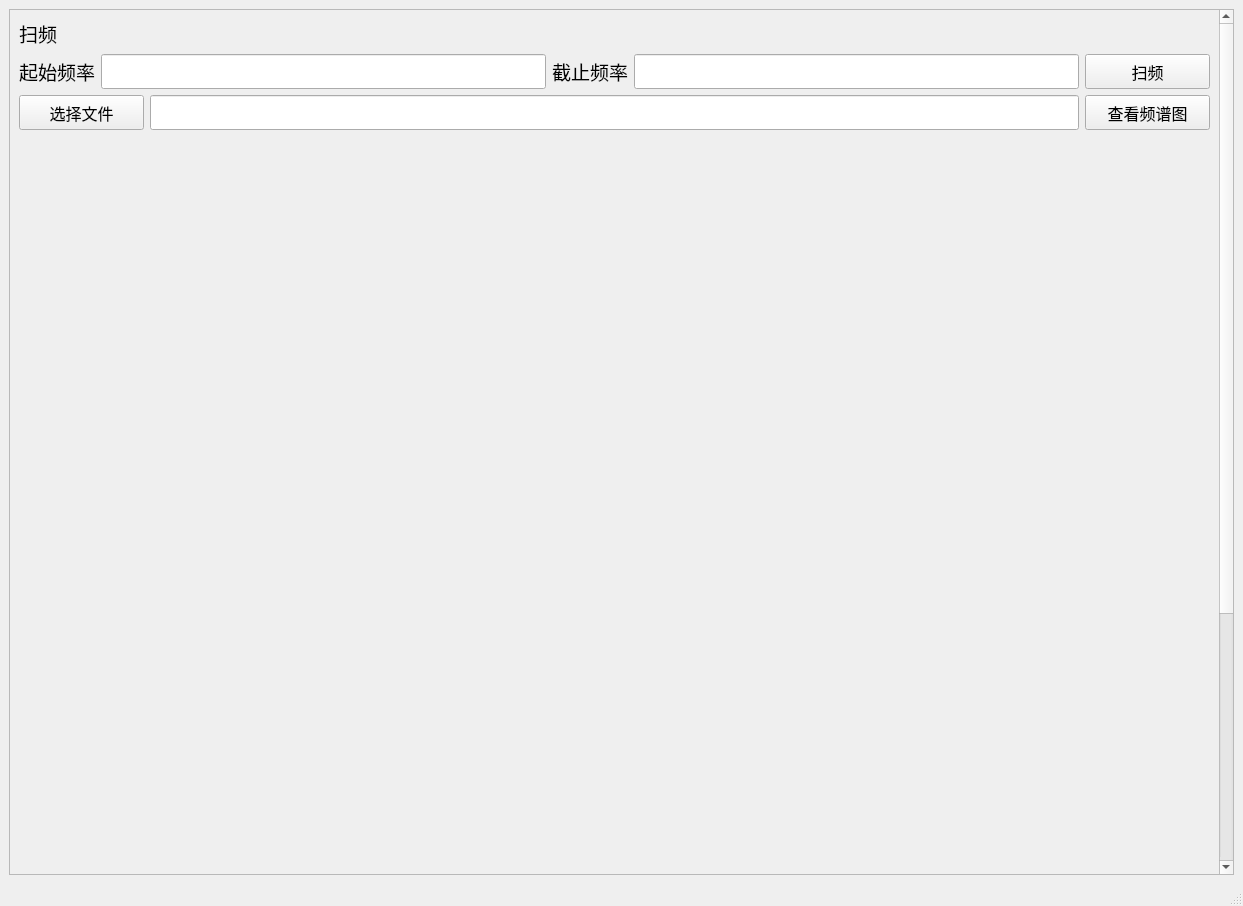
First picture: the form in postgraduate_program/python3.5/Ui/Ui_socketDEMO.ui, repository cynotecy/wuyuanxiangmu, before the edit.
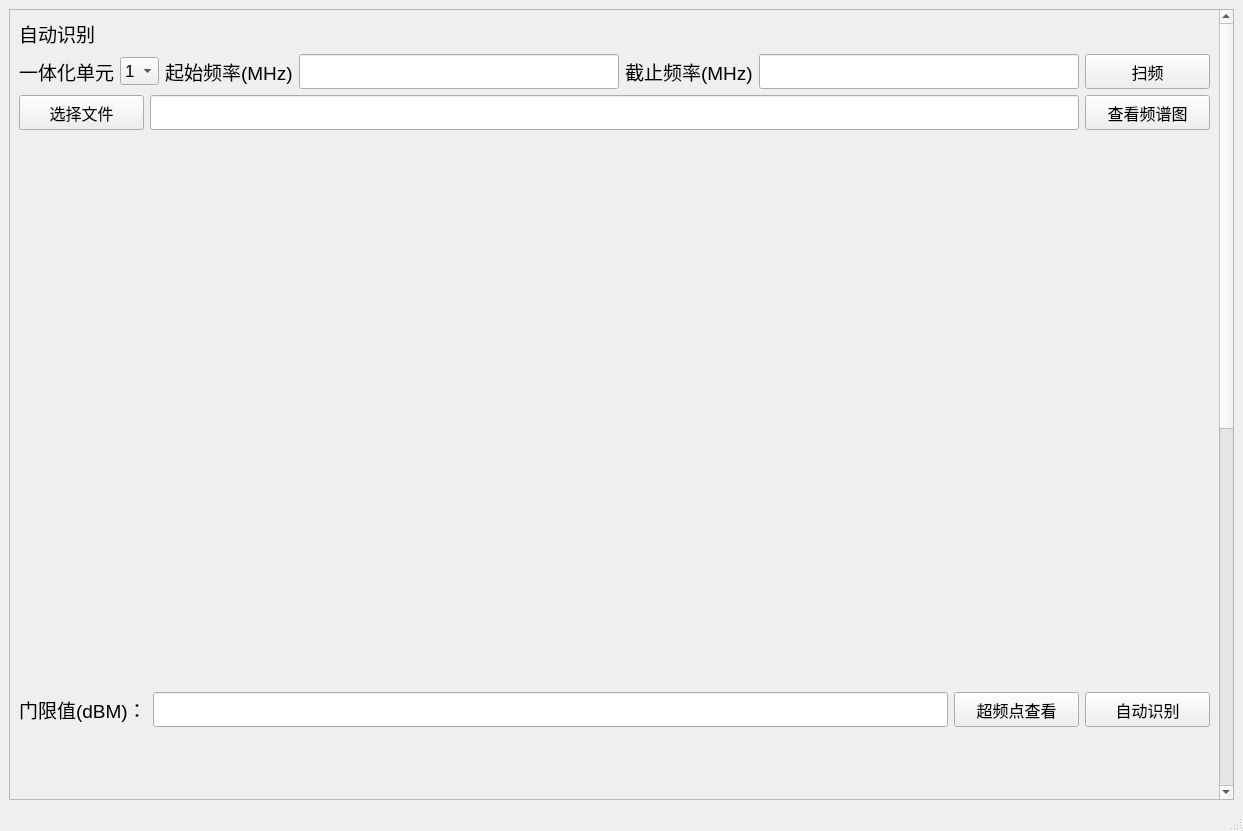
Second picture: the form after the edit.

Commit message: 加入了usrp选择但未上线测试，完成了带门限选择、超频点列表显示、自动识别、手动识别的UI绘制。完成了离线频谱图查看并测试，改写了图像置入算法，改成了可变参数，即传入文件地址或传入文件内容均可工作。完成了单击在线频谱图自动填入门限功能但未测试。

Diff of the .ui file:
```diff
--- a/postgraduate_program/python3.5/Ui/Ui_socketDEMO.ui
+++ b/postgraduate_program/python3.5/Ui/Ui_socketDEMO.ui
@@ -7,7 +7,7 @@
     <x>0</x>
     <y>0</y>
     <width>1243</width>
-    <height>906</height>
+    <height>831</height>
    </rect>
   </property>
   <property name="windowTitle">
@@ -24,9 +24,9 @@
        <property name="geometry">
         <rect>
          <x>0</x>
-         <y>0</y>
+         <y>-449</y>
          <width>1198</width>
-         <height>1251</height>
+         <height>1513</height>
         </rect>
        </property>
        <layout class="QVBoxLayout" name="verticalLayout_5">
@@ -38,12 +38,53 @@
            </font>
           </property>
           <property name="text">
-           <string>扫频</string>
+           <string>自动识别</string>
           </property>
          </widget>
         </item>
         <item>
-         <layout class="QHBoxLayout" name="horizontalLayout">
+         <layout class="QHBoxLayout" name="horizontalLayout_3">
+          <item>
+           <widget class="QLabel" name="label_9">
+            <property name="font">
+             <font>
+              <pointsize>14</pointsize>
+             </font>
+            </property>
+            <property name="text">
+             <string>一体化单元</string>
+            </property>
+           </widget>
+          </item>
+          <item>
+           <widget class="QComboBox" name="comboBox_2">
+            <property name="font">
+             <font>
+              <pointsize>13</pointsize>
+             </font>
+            </property>
+            <item>
+             <property name="text">
+              <string>1</string>
+             </property>
+            </item>
+            <item>
+             <property name="text">
+              <string>2</string>
+             </property>
+            </item>
+            <item>
+             <property name="text">
+              <string>3</string>
+             </property>
+            </item>
+            <item>
+             <property name="text">
+              <string>4</string>
+             </property>
+            </item>
+           </widget>
+          </item>
           <item>
            <widget class="QLabel" name="label_2">
             <property name="font">
@@ -52,7 +93,7 @@
              </font>
             </property>
             <property name="text">
-             <string>起始频率</string>
+             <string>起始频率(MHz)</string>
             </property>
            </widget>
           </item>
@@ -82,7 +123,7 @@
              </font>
             </property>
             <property name="text">
-             <string>截止频率</string>
+             <string>截止频率(MHz)</string>
             </property>
            </widget>
           </item>
@@ -214,13 +255,13 @@
           <property name="minimumSize">
            <size>
             <width>0</width>
-            <height>441</height>
+            <height>550</height>
            </size>
           </property>
           <property name="maximumSize">
            <size>
             <width>16777215</width>
-            <height>441</height>
+            <height>16777215</height>
            </size>
           </property>
           <layout class="QVBoxLayout" name="verticalLayout_2">
@@ -257,18 +298,106 @@
           </layout>
          </widget>
         </item>
+        <item>
+         <layout class="QHBoxLayout" name="horizontalLayout_5">
+          <item>
+           <widget class="QLabel" name="label_7">
+            <property name="font">
+             <font>
+              <pointsize>14</pointsize>
+             </font>
+            </property>
+            <property name="text">
+             <string>门限值(dBM)：</string>
+            </property>
+           </widget>
+          </item>
+          <item>
+           <widget class="QLineEdit" name="lineEdit_6">
+            <property name="minimumSize">
+             <size>
+              <width>0</width>
+              <height>35</height>
+             </size>
+            </property>
+            <property name="font">
+             <font>
+              <family>Times New Roman</family>
+              <pointsize>14</pointsize>
+              <weight>75</weight>
+              <bold>true</bold>
+             </font>
+            </property>
+           </widget>
+          </item>
+          <item>
+           <widget class="QPushButton" name="pushButton_8">
+            <property name="sizePolicy">
+             <sizepolicy hsizetype="Minimum" vsizetype="Fixed">
+              <horstretch>0</horstretch>
+              <verstretch>0</verstretch>
+             </sizepolicy>
+            </property>
+            <property name="minimumSize">
+             <size>
+              <width>125</width>
+              <height>35</height>
+             </size>
+            </property>
+            <property name="font">
+             <font>
+              <pointsize>12</pointsize>
+             </font>
+            </property>
+            <property name="cursor">
+             <cursorShape>PointingHandCursor</cursorShape>
+            </property>
+            <property name="text">
+             <string>超频点查看</string>
+            </property>
+           </widget>
+          </item>
+          <item>
+           <widget class="QPushButton" name="pushButton_7">
+            <property name="sizePolicy">
+             <sizepolicy hsizetype="Minimum" vsizetype="Fixed">
+              <horstretch>0</horstretch>
+              <verstretch>0</verstretch>
+             </sizepolicy>
+            </property>
+            <property name="minimumSize">
+             <size>
+              <width>125</width>
+              <height>35</height>
+             </size>
+            </property>
+            <property name="font">
+             <font>
+              <pointsize>12</pointsize>
+             </font>
+            </property>
+            <property name="cursor">
+             <cursorShape>PointingHandCursor</cursorShape>
+            </property>
+            <property name="text">
+             <string>自动识别</string>
+            </property>
+           </widget>
+          </item>
+         </layout>
+        </item>
         <item>
          <widget class="QWidget" name="widget_2" native="true">
           <property name="minimumSize">
            <size>
             <width>0</width>
-            <height>441</height>
+            <height>550</height>
            </size>
           </property>
           <property name="maximumSize">
            <size>
             <width>16777215</width>
-            <height>441</height>
+            <height>16777215</height>
            </size>
           </property>
           <layout class="QVBoxLayout" name="verticalLayout_3">
@@ -386,36 +515,6 @@
             </property>
            </widget>
           </item>
-          <item>
-           <widget class="QLabel" name="label_7">
-            <property name="font">
-             <font>
-              <pointsize>14</pointsize>
-             </font>
-            </property>
-            <property name="text">
-             <string>采样率</string>
-            </property>
-           </widget>
-          </item>
-          <item>
-           <widget class="QLineEdit" name="lineEdit_6">
-            <property name="minimumSize">
-             <size>
-              <width>0</width>
-              <height>35</height>
-             </size>
-            </property>
-            <property name="font">
-             <font>
-              <family>Times New Roman</family>
-              <pointsize>14</pointsize>
-              <weight>75</weight>
-              <bold>true</bold>
-             </font>
-            </property>
-           </widget>
-          </item>
           <item>
            <widget class="QPushButton" name="pushButton_2">
             <property name="sizePolicy">
```
Left out of the diff: 49 changed lines with no effect on the pictures. The commit also changes 10 other files.
